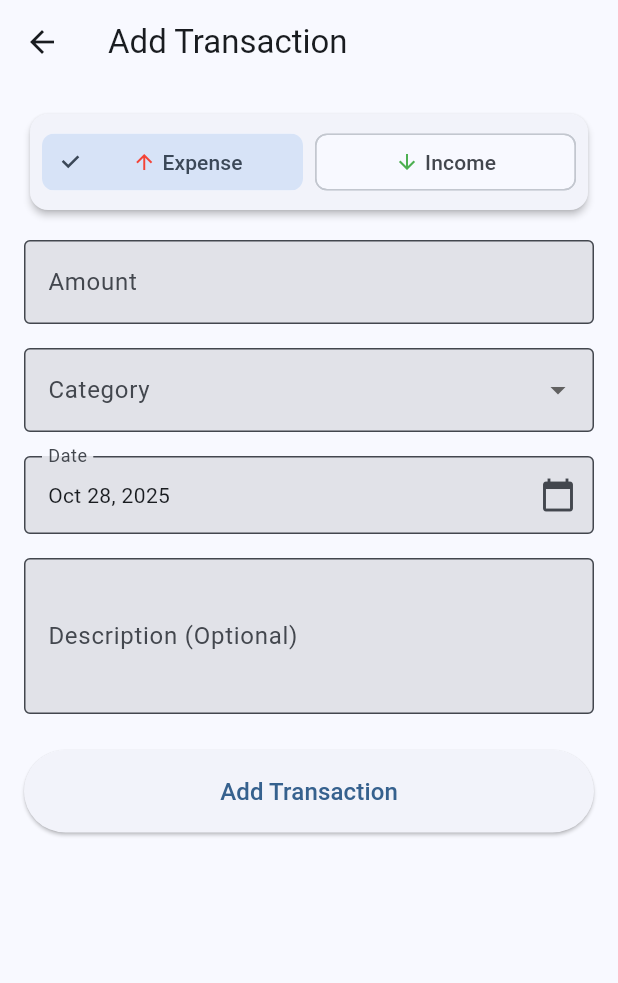
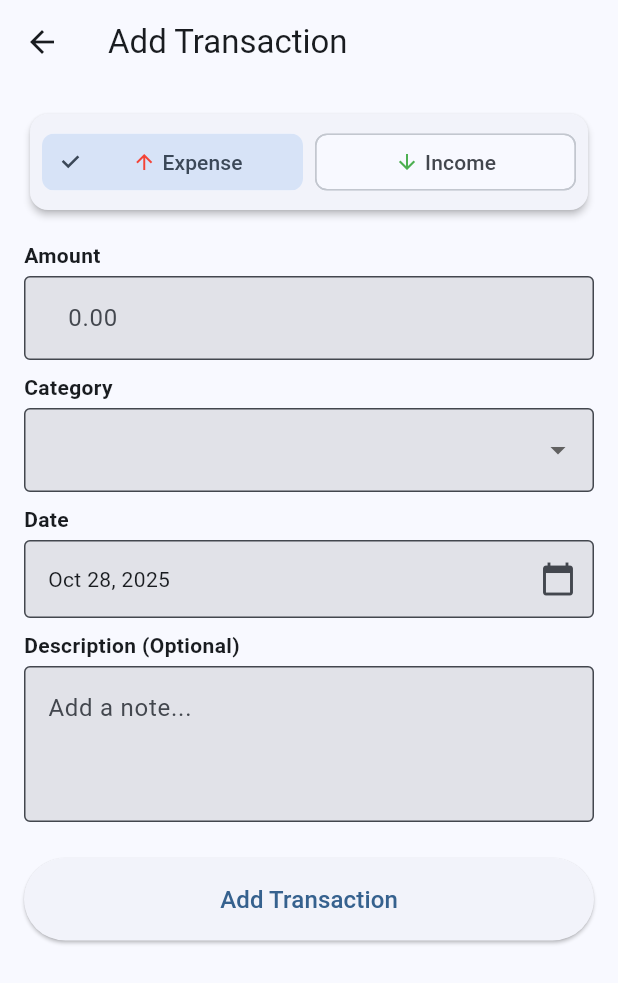
Before and after one commit to MandirDas/Smart-Personal-Finance-Expense-Tracker-App-, a Flutter app: the TransactionsScreen screen opened directly, after a tap on the "add" icon, on a phone screen of 412 x 824 dp. Shown: the top 983 px of the screen. Run offline on Flutter 3.47's test engine with Material 3 defaults, Android fonts, the phone set to English and light mode, and no system bars; our stand-ins replace csv, equatable, fl_chart, flutter_bloc, share_plus, sqflite; accounts and stored records are empty.

```diff
--- a/lib/screens/add_budget_screen.dart
+++ b/lib/screens/add_budget_screen.dart
@@ -174,7 +174,7 @@ class _AddBudgetScreenState extends State<AddBudgetScreen> {
                 controller: _amountController,
                 decoration: const InputDecoration(
                   labelText: 'Budget Amount',
-                  prefixText: '\$ ',
+                  prefixText: '₹ ',
                   prefixIcon: Icon(Icons.attach_money),
                   border: OutlineInputBorder(),
                   hintText: '0.00',
--- a/lib/screens/add_transaction_screen.dart
+++ b/lib/screens/add_transaction_screen.dart
@@ -188,12 +188,17 @@ class _AddTransactionScreenState extends State<AddTransactionScreen> {
                 ),
               ),
               const SizedBox(height: 16),
+              Text(
+                'Amount',
+                style: TextStyle(fontWeight: FontWeight.bold),
+              ),
+              const SizedBox(height: 4),
               // Amount Field
               TextFormField(
                 controller: _amountController,
                 decoration: const InputDecoration(
-                  labelText: 'Amount',
-                  prefixText: '\$ ',
+                  // labelText: 'Amount',
+                  prefixText: '₹ ',
                   border: OutlineInputBorder(),
                   hintText: '0.00',
                 ),
@@ -201,12 +206,18 @@ class _AddTransactionScreenState extends State<AddTransactionScreen> {
                     const TextInputType.numberWithOptions(decimal: true),
                 validator: validateAmount,
               ),
-              const SizedBox(height: 16),
+              // const SizedBox(height: 16),
+              const SizedBox(height: 8),
+              Text(
+                'Category',
+                style: TextStyle(fontWeight: FontWeight.bold),
+              ),
+              const SizedBox(height: 4),
               // Category Dropdown
               DropdownButtonFormField<String>(
                 value: _selectedCategory,
                 decoration: const InputDecoration(
-                  labelText: 'Category',
+                  // labelText: 'Category',
                   border: OutlineInputBorder(),
                 ),
                 items: categories.map((category) {
@@ -233,13 +244,19 @@ class _AddTransactionScreenState extends State<AddTransactionScreen> {
                 },
                 validator: validateCategory,
               ),
-              const SizedBox(height: 16),
+              // const SizedBox(height: 16),
+              const SizedBox(height: 8),
+              Text(
+                'Date',
+                style: TextStyle(fontWeight: FontWeight.bold),
+              ),
+              const SizedBox(height: 4),
               // Date Picker
               InkWell(
                 onTap: _selectDate,
                 child: InputDecorator(
                   decoration: const InputDecoration(
-                    labelText: 'Date',
+                    // labelText: 'Date',
                     border: OutlineInputBorder(),
                     suffixIcon: Icon(Icons.calendar_today),
                   ),
@@ -248,12 +265,18 @@ class _AddTransactionScreenState extends State<AddTransactionScreen> {
                   ),
                 ),
               ),
-              const SizedBox(height: 16),
+              // const SizedBox(height: 16),
+              const SizedBox(height: 8),
+              Text(
+                'Description (Optional)',
+                style: TextStyle(fontWeight: FontWeight.bold),
+              ),
+              const SizedBox(height: 4),
               // Description Field
               TextFormField(
                 controller: _descriptionController,
                 decoration: const InputDecoration(
-                  labelText: 'Description (Optional)',
+                  // labelText: 'Description (Optional)',
                   border: OutlineInputBorder(),
                   hintText: 'Add a note...',
                 ),
--- a/lib/screens/dashboard_screen.dart
+++ b/lib/screens/dashboard_screen.dart
@@ -1,6 +1,5 @@
 import 'package:flutter/material.dart';
 import 'package:flutter_bloc/flutter_bloc.dart';
-import 'package:intl/intl.dart';
 import '../blocs/transaction/transaction_bloc.dart';
 import '../blocs/transaction/transaction_event.dart';
 import '../blocs/transaction/transaction_state.dart';
--- a/lib/utils/helpers.dart
+++ b/lib/utils/helpers.dart
@@ -2,7 +2,7 @@ import 'package:intl/intl.dart';
 
 /// Format currency amount
 String formatCurrency(double amount) {
-  final formatter = NumberFormat.currency(symbol: '\$', decimalDigits: 2);
+  final formatter = NumberFormat.currency(symbol: '₹', decimalDigits: 2);
   return formatter.format(amount);
 }
 
--- a/lib/widgets/expense_chart.dart
+++ b/lib/widgets/expense_chart.dart
@@ -115,7 +115,7 @@ class ExpenseChart extends StatelessWidget {
                         reservedSize: 40,
                         getTitlesWidget: (value, meta) {
                           return Text(
-                            '\$${value.toInt()}',
+                            '₹${value.toInt()}',
                             style: theme.textTheme.bodySmall,
                           );
                         },
```
Also changed, not shown: 1 other file.
